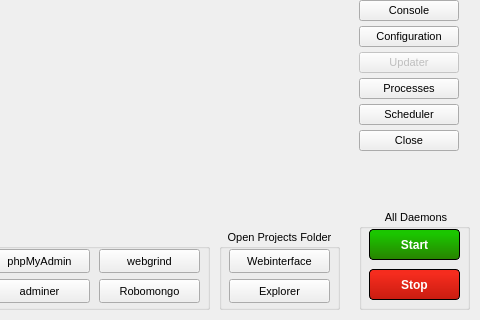
First picture: the form in src/mainwindow.ui, repository WPN-XM/server-control-panel, before the edit; both pictures show x 141 to 621 and y 91 to 411 of the 621 by 411 pixel window.
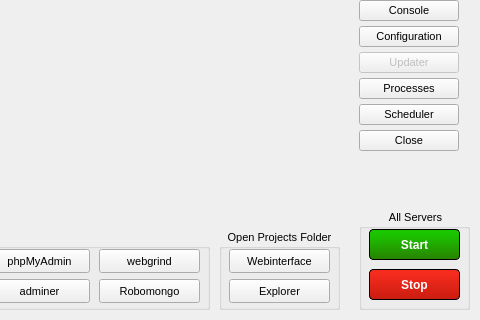
Second picture: the form after the edit. Icons and pictures are not drawn.

Commit message: replace word "daemon" with "server" on whole application

Diff of the .ui file:
```diff
--- a/src/mainwindow.ui
+++ b/src/mainwindow.ui
@@ -816,7 +816,7 @@
       </rect>
      </property>
      <property name="title">
-      <string>All Daemons</string>
+      <string>All Servers</string>
      </property>
      <property name="alignment">
       <set>Qt::AlignCenter</set>
```
Left out of the diff: 10 changed lines with no effect on the pictures. The commit also changes 13 other files.
